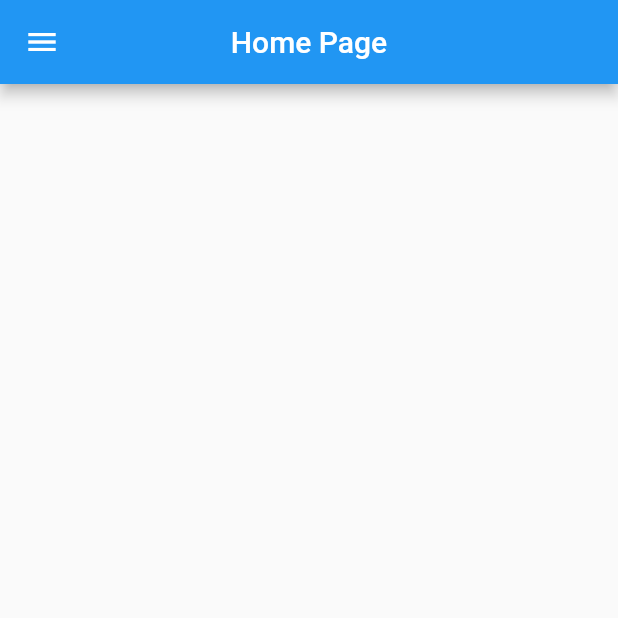
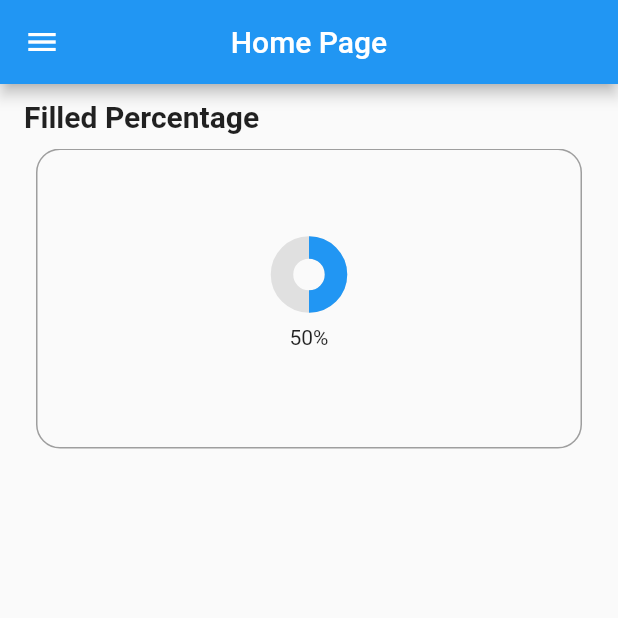
Before and after one commit to akathalzy/5COSC021C.2-DIGIBINN--SDGP-, a Flutter app: the MainPage screen opened directly, on a phone screen of 412 x 824 dp, the top half of it. Run offline on Flutter 3.47's test engine with Material 2 defaults, Android fonts, the phone set to English and light mode, and no system bars; our stand-ins replace firebase_auth, firebase_core; missing offline and left inert: flutter_inappwebview, qr_code_scanner; accounts and stored records are empty.

Commit message:
added circular widdget in the home page to show filled leveles

```diff
--- a/FlutterApp-Digibinn/lib/pages/homePage.dart
+++ b/FlutterApp-Digibinn/lib/pages/homePage.dart
@@ -22,7 +22,6 @@ class MyApp extends StatelessWidget {
         title: title,
         theme: ThemeData(primarySwatch: Colors.blue),
         home: MainPage(),
-
       );
 }
 
@@ -32,26 +31,59 @@ class MainPage extends StatefulWidget {
 }
 
 class _MainPageState extends State<MainPage> {
+  double progress = 0.5;
+  final List<double> progressList = [0.5, 0, 0];
+
   @override
   Widget build(BuildContext context) => Scaffold(
         drawer: NavigationDrawerWidget(),
-        // endDrawer: NavigationDrawerWidget(),
         appBar: AppBar(
           title: Text(MyApp.title),
           centerTitle: true,
         ),
-        body: Builder(
-          builder: (context) => Container(
-            alignment: Alignment.center,
-            padding: EdgeInsets.symmetric(horizontal: 32),
-            // child: ButtonWidget(
-            //   icon: Icons.open_in_new,
-            //   text: 'Open Drawer',
-            //   onClicked: () {
-            //     Scaffold.of(context).openDrawer();
-            //     // Scaffold.of(context).openEndDrawer();
-            //   },
-            // ),
+        body: Container(
+          height: MediaQuery.of(context).size.height / 2,
+          width: double.infinity,
+          padding: EdgeInsets.symmetric(horizontal: 16, vertical: 10),
+          child: Column(
+            crossAxisAlignment: CrossAxisAlignment.start,
+            children: [
+              Text(
+              'Filled Percentage',
+                style: TextStyle(
+                  fontSize: 20,
+                  fontWeight: FontWeight.bold,
+                ),
+              ),
+              SizedBox(height: 10),
+              Container(
+                  height: 200,
+                  width: 500,
+                  child: PageView.builder(
+                    itemCount: progressList.length,
+                    itemBuilder: (context, index) {
+                      return Container(
+                        margin: EdgeInsets.symmetric(horizontal: 8),
+                        decoration: BoxDecoration(
+                          borderRadius: BorderRadius.circular(16),
+                          border: Border.all(color: Colors.grey),
+                        ),
+                        child: Column(
+                          mainAxisAlignment: MainAxisAlignment.center,
+                          children: [
+                            CircularProgressIndicator(
+                              value: progress,
+                              backgroundColor: Colors.grey[300],
+                              strokeWidth: 15,
+                            ),
+                            SizedBox(height: 16),
+                            Text('${(progress * 100).round()}%'),
+                          ],
+                        ),
+                      );
+                    },
+                  )),
+            ],
           ),
         ),
       );
```
